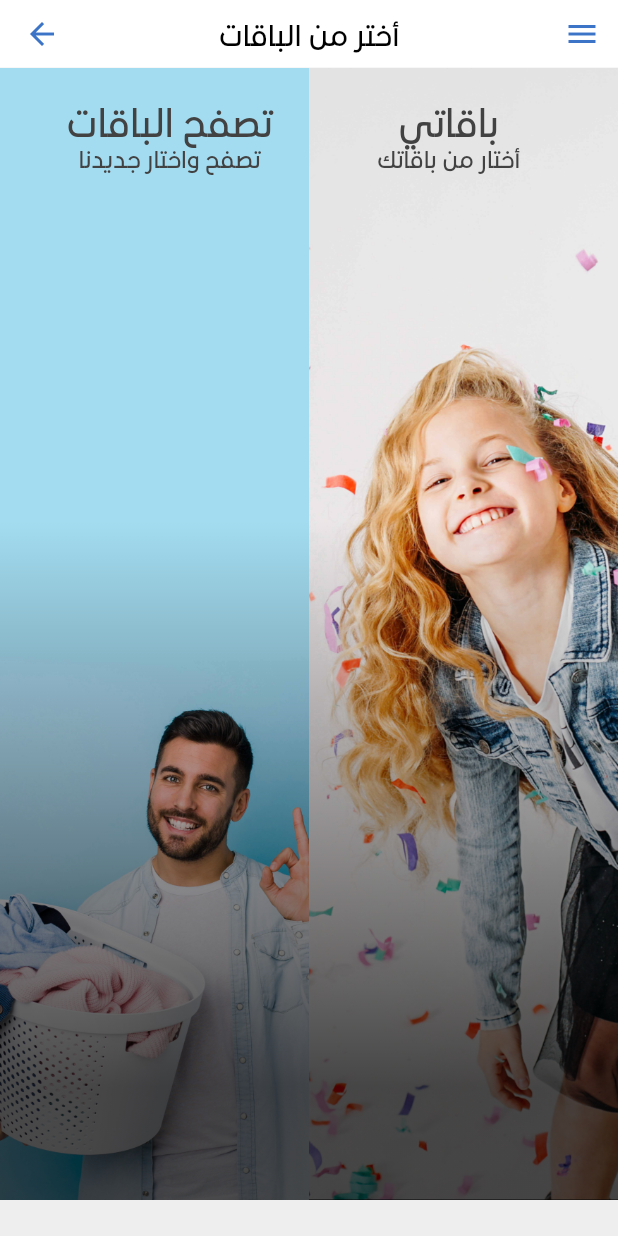
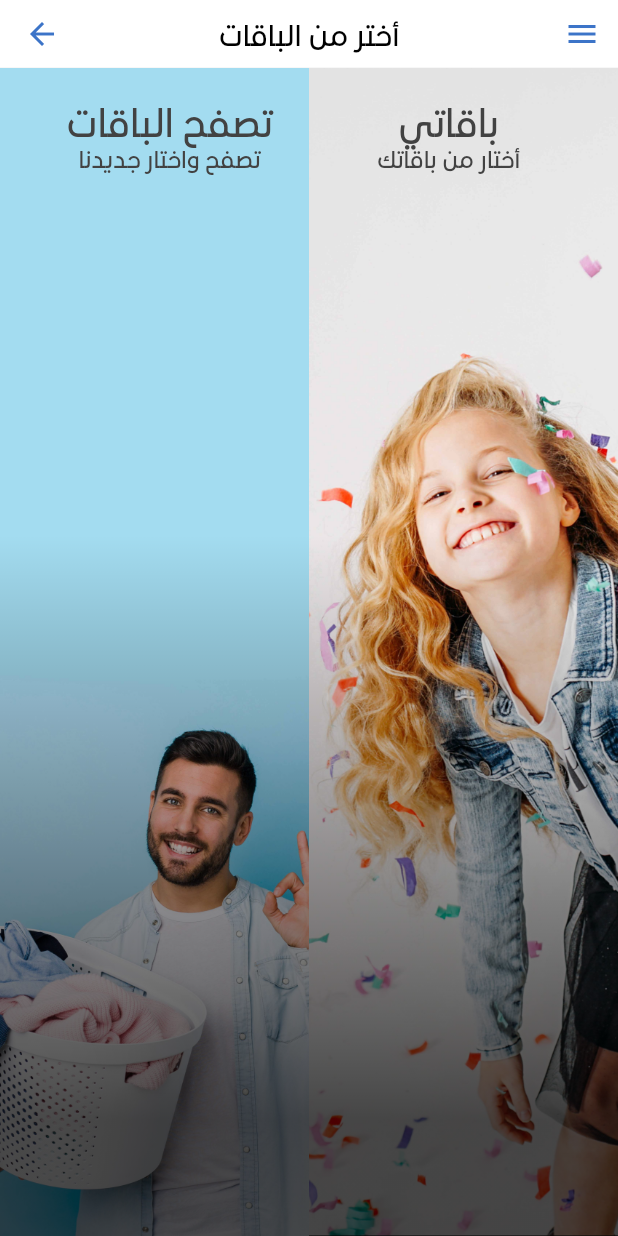
Before and after one commit to MustafaYusef/momCleanFlutter, a Flutter app: the packAndMyPackageScreen screen opened directly, on a phone screen of 412 x 824 dp. Run offline on Flutter 3.47's test engine with Material 2 defaults, Android fonts, the phone set to English and light mode, and no system bars; our stand-ins replace badges, cached_network_image, carousel_slider, country_code_picker, equatable, flutter_bloc and 10 more; missing offline and left inert: flutter_picker_view, onesignal_flutter; accounts and stored records are empty; network calls fail.

Commit message:
first push second push third push forth fifth six seven

```diff
--- a/lib/ui/packAndMyPackageScreen.dart
+++ b/lib/ui/packAndMyPackageScreen.dart
@@ -54,7 +54,7 @@ class _packAndMyPackageScreenState extends State<packAndMyPackageScreen> {
             Stack(children: <Widget>[
               Container(
                 width: MediaQuery.of(context).size.width,
-                height: MediaQuery.of(context).size.height - 69,
+                height: MediaQuery.of(context).size.height - 45,
                 child: Row(
                   crossAxisAlignment: CrossAxisAlignment.stretch,
                   children: <Widget>[
@@ -77,7 +77,7 @@ class _packAndMyPackageScreenState extends State<packAndMyPackageScreen> {
               ),
               Container(
                 width: MediaQuery.of(context).size.width,
-                height: MediaQuery.of(context).size.height - 69,
+                height: MediaQuery.of(context).size.height - 45,
                 decoration: BoxDecoration(
                     gradient: LinearGradient(
                         begin: Alignment.bottomCenter,
```
Also changed, not shown: lib/main.dart (+36 -2 lines), 1 other file.
